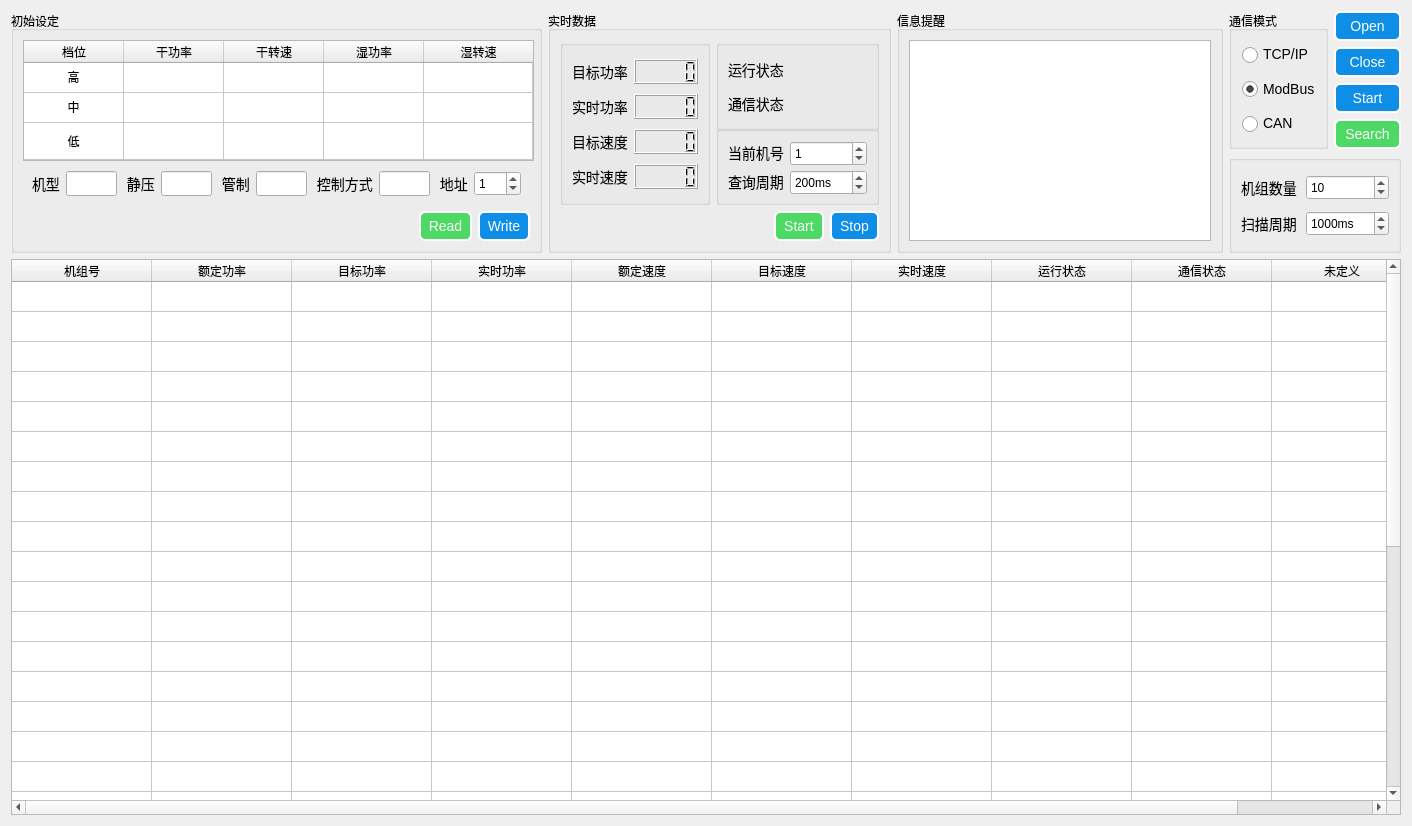
Qt form userui/fanmotorui.ui (pkzju/QSuperConsole0.1) before a commit.
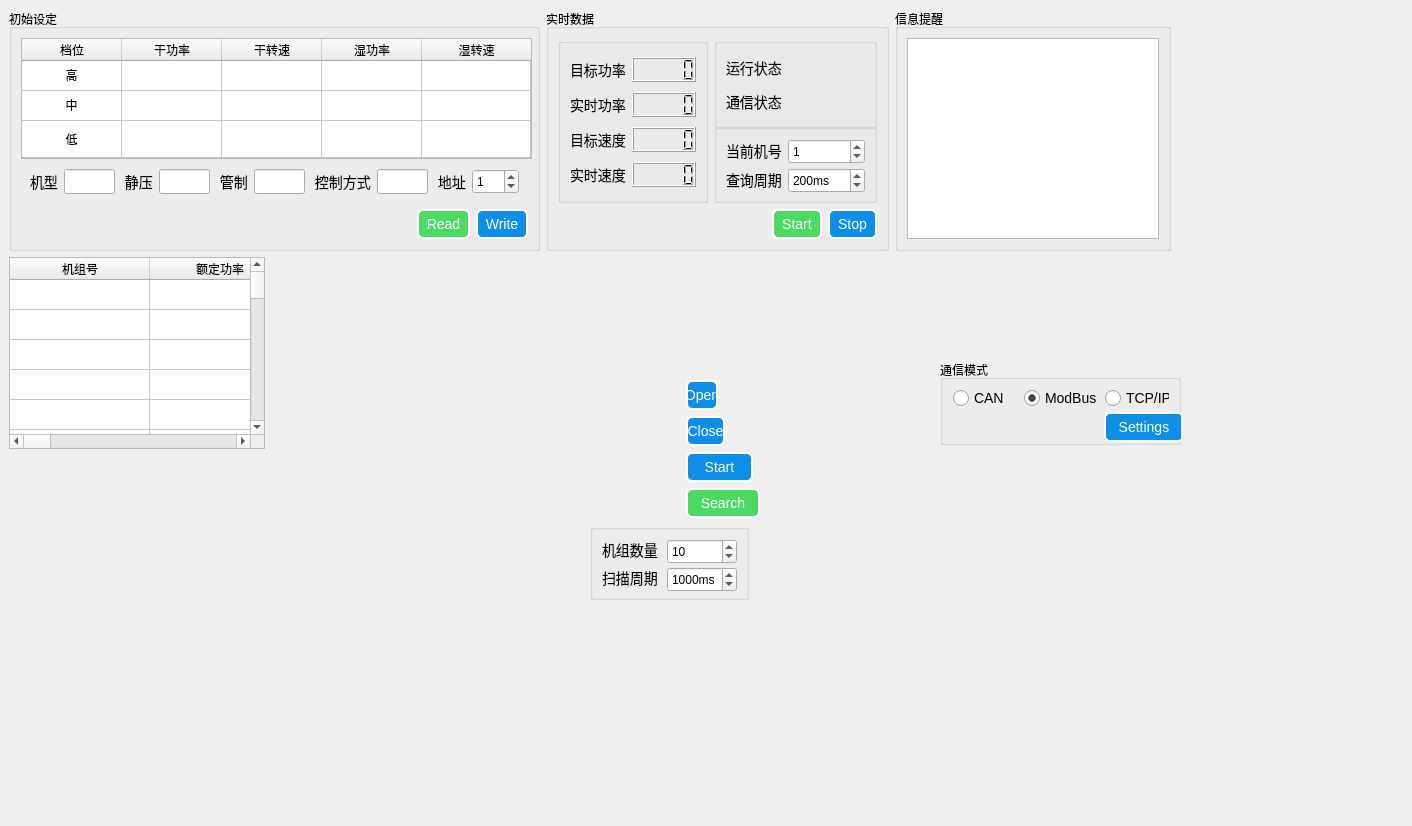
The same form after that commit. Icons and pictures are not drawn. Custom widgets are drawn as their Qt base class.

Commit message: add group and dialog border

What changed in the file:
```diff
--- a/userui/fanmotorui.ui
+++ b/userui/fanmotorui.ui
@@ -92,9 +92,15 @@
     	image: url(:/images/skin/images/checkb_check.png);
     }</string>
   </property>
-  <layout class="QGridLayout" name="gridLayout_9">
-   <item row="0" column="0">
     <widget class="QGroupBox" name="groupBox_4">
+   <property name="geometry">
+    <rect>
+     <x>9</x>
+     <y>9</y>
+     <width>531</width>
+     <height>242</height>
+    </rect>
+   </property>
      <property name="minimumSize">
       <size>
        <width>531</width>
@@ -590,9 +596,15 @@
      <zorder>widget</zorder>
      <zorder>verticalSpacer_2</zorder>
     </widget>
-   </item>
-   <item row="0" column="1">
     <widget class="QGroupBox" name="groupBox_5">
+   <property name="geometry">
+    <rect>
+     <x>546</x>
+     <y>9</y>
+     <width>343</width>
+     <height>242</height>
+    </rect>
+   </property>
      <property name="minimumSize">
       <size>
        <width>343</width>
@@ -902,9 +914,15 @@
       </item>
      </layout>
     </widget>
-   </item>
-   <item row="0" column="2">
     <widget class="QGroupBox" name="groupBox_9">
+   <property name="geometry">
+    <rect>
+     <x>895</x>
+     <y>9</y>
+     <width>276</width>
+     <height>242</height>
+    </rect>
+   </property>
      <property name="minimumSize">
       <size>
        <width>0</width>
@@ -926,9 +944,15 @@
       </item>
      </layout>
     </widget>
-   </item>
-   <item row="0" column="3">
     <widget class="QWidget" name="widget" native="true">
+   <property name="geometry">
+    <rect>
+     <x>590</x>
+     <y>380</y>
+     <width>170</width>
+     <height>242</height>
+    </rect>
+   </property>
      <property name="minimumSize">
       <size>
        <width>0</width>
@@ -941,84 +965,15 @@
        <height>242</height>
       </size>
      </property>
-     <layout class="QGridLayout" name="gridLayout_8">
-      <property name="leftMargin">
-       <number>0</number>
-      </property>
-      <property name="topMargin">
-       <number>0</number>
-      </property>
-      <property name="rightMargin">
-       <number>0</number>
-      </property>
-      <property name="bottomMargin">
-       <number>0</number>
-      </property>
-      <item row="0" column="0" rowspan="4">
-       <widget class="QGroupBox" name="groupBox_comState">
-        <property name="minimumSize">
-         <size>
-          <width>90</width>
-          <height>0</height>
-         </size>
-        </property>
-        <property name="title">
-         <string>通信模式</string>
-        </property>
-        <layout class="QGridLayout" name="gridLayout">
-         <item row="0" column="0">
-          <widget class="QRadioButton" name="radioButton_tcp">
-           <property name="sizePolicy">
-            <sizepolicy hsizetype="Minimum" vsizetype="Preferred">
-             <horstretch>0</horstretch>
-             <verstretch>0</verstretch>
-            </sizepolicy>
-           </property>
-           <property name="text">
-            <string>TCP/IP</string>
-           </property>
-           <property name="checked">
-            <bool>false</bool>
-           </property>
-          </widget>
-         </item>
-         <item row="1" column="0">
-          <widget class="QRadioButton" name="radioButton_modbus">
-           <property name="sizePolicy">
-            <sizepolicy hsizetype="Minimum" vsizetype="Preferred">
-             <horstretch>0</horstretch>
-             <verstretch>0</verstretch>
-            </sizepolicy>
-           </property>
-           <property name="text">
-            <string>ModBus</string>
-           </property>
-           <property name="checked">
-            <bool>true</bool>
-           </property>
-          </widget>
-         </item>
-         <item row="2" column="0">
-          <widget class="QRadioButton" name="radioButton_can">
-           <property name="sizePolicy">
-            <sizepolicy hsizetype="Minimum" vsizetype="Preferred">
-             <horstretch>0</horstretch>
-             <verstretch>0</verstretch>
-            </sizepolicy>
-           </property>
-           <property name="text">
-            <string>CAN   </string>
-           </property>
-           <property name="checked">
-            <bool>false</bool>
-           </property>
-          </widget>
-         </item>
-        </layout>
-       </widget>
-      </item>
-      <item row="0" column="1">
        <widget class="QPushButton" name="connectButton">
+    <property name="geometry">
+     <rect>
+      <x>96</x>
+      <y>0</y>
+      <width>32</width>
+      <height>30</height>
+     </rect>
+    </property>
         <property name="minimumSize">
          <size>
           <width>0</width>
@@ -1035,9 +990,15 @@
          <string>Open</string>
         </property>
        </widget>
-      </item>
-      <item row="1" column="1">
        <widget class="QPushButton" name="disconnectButton">
+    <property name="geometry">
+     <rect>
+      <x>96</x>
+      <y>36</y>
+      <width>39</width>
+      <height>30</height>
+     </rect>
+    </property>
         <property name="minimumSize">
          <size>
           <width>0</width>
@@ -1054,9 +1015,15 @@
          <string>Close</string>
         </property>
        </widget>
-      </item>
-      <item row="2" column="1">
        <widget class="QPushButton" name="startButton">
+    <property name="geometry">
+     <rect>
+      <x>96</x>
+      <y>72</y>
+      <width>67</width>
+      <height>30</height>
+     </rect>
+    </property>
         <property name="minimumSize">
          <size>
           <width>0</width>
@@ -1073,9 +1040,15 @@
          <string>  Start  </string>
         </property>
        </widget>
-      </item>
-      <item row="3" column="1">
        <widget class="QPushButton" name="searchButton">
+    <property name="geometry">
+     <rect>
+      <x>96</x>
+      <y>108</y>
+      <width>74</width>
+      <height>30</height>
+     </rect>
+    </property>
         <property name="minimumSize">
          <size>
           <width>0</width>
@@ -1114,9 +1087,15 @@
          <string>  Search  </string>
         </property>
        </widget>
-      </item>
-      <item row="4" column="0" colspan="2">
        <widget class="QGroupBox" name="groupBox_8">
+    <property name="geometry">
+     <rect>
+      <x>0</x>
+      <y>144</y>
+      <width>159</width>
+      <height>76</height>
+     </rect>
+    </property>
         <property name="minimumSize">
          <size>
           <width>0</width>
@@ -1205,12 +1184,16 @@
          </item>
         </layout>
        </widget>
-      </item>
-     </layout>
-    </widget>
-   </item>
-   <item row="1" column="0" colspan="4">
+  </widget>
     <widget class="QTableWidget" name="table_realtime">
+   <property name="geometry">
+    <rect>
+     <x>9</x>
+     <y>257</y>
+     <width>256</width>
+     <height>192</height>
+    </rect>
+   </property>
      <property name="sizePolicy">
       <sizepolicy hsizetype="Expanding" vsizetype="Expanding">
        <horstretch>0</horstretch>
@@ -1330,8 +1313,107 @@
       </property>
      </item>
     </widget>
-   </item>
-  </layout>
+  <widget class="QGroupBox" name="groupBox_comState">
+   <property name="geometry">
+    <rect>
+     <x>940</x>
+     <y>360</y>
+     <width>241</width>
+     <height>85</height>
+    </rect>
+   </property>
+   <property name="minimumSize">
+    <size>
+     <width>90</width>
+     <height>0</height>
+    </size>
+   </property>
+   <property name="title">
+    <string>通信模式</string>
+   </property>
+   <layout class="QGridLayout" name="gridLayout">
+    <item row="0" column="0">
+     <widget class="QRadioButton" name="radioButton_can">
+      <property name="sizePolicy">
+       <sizepolicy hsizetype="Minimum" vsizetype="Preferred">
+        <horstretch>0</horstretch>
+        <verstretch>0</verstretch>
+       </sizepolicy>
+      </property>
+      <property name="text">
+       <string>CAN   </string>
+      </property>
+      <property name="checked">
+       <bool>false</bool>
+      </property>
+     </widget>
+    </item>
+    <item row="0" column="1" colspan="2">
+     <widget class="QRadioButton" name="radioButton_modbus">
+      <property name="sizePolicy">
+       <sizepolicy hsizetype="Minimum" vsizetype="Preferred">
+        <horstretch>0</horstretch>
+        <verstretch>0</verstretch>
+       </sizepolicy>
+      </property>
+      <property name="text">
+       <string>ModBus</string>
+      </property>
+      <property name="checked">
+       <bool>true</bool>
+      </property>
+     </widget>
+    </item>
+    <item row="0" column="3">
+     <widget class="QRadioButton" name="radioButton_tcp">
+      <property name="sizePolicy">
+       <sizepolicy hsizetype="Minimum" vsizetype="Preferred">
+        <horstretch>0</horstretch>
+        <verstretch>0</verstretch>
+       </sizepolicy>
+      </property>
+      <property name="text">
+       <string>TCP/IP</string>
+      </property>
+      <property name="checked">
+       <bool>false</bool>
+      </property>
+     </widget>
+    </item>
+    <item row="2" column="0" colspan="3">
+     <spacer name="horizontalSpacer_2">
+      <property name="orientation">
+       <enum>Qt::Horizontal</enum>
+      </property>
+      <property name="sizeHint" stdset="0">
+       <size>
+        <width>132</width>
+        <height>27</height>
+       </size>
+      </property>
+     </spacer>
+    </item>
+    <item row="2" column="3">
+     <widget class="QPushButton" name="settingsButton">
+      <property name="minimumSize">
+       <size>
+        <width>80</width>
+        <height>30</height>
+       </size>
+      </property>
+      <property name="maximumSize">
+       <size>
+        <width>80</width>
+        <height>30</height>
+       </size>
+      </property>
+      <property name="text">
+       <string> Settings </string>
+      </property>
+     </widget>
+    </item>
+   </layout>
+  </widget>
  </widget>
  <customwidgets>
   <customwidget>
```
Left out of the diff: 3 changed lines with no effect on the pictures. Lines whose indentation alone changed are shown as unchanged. The commit also changes 47 other files.
